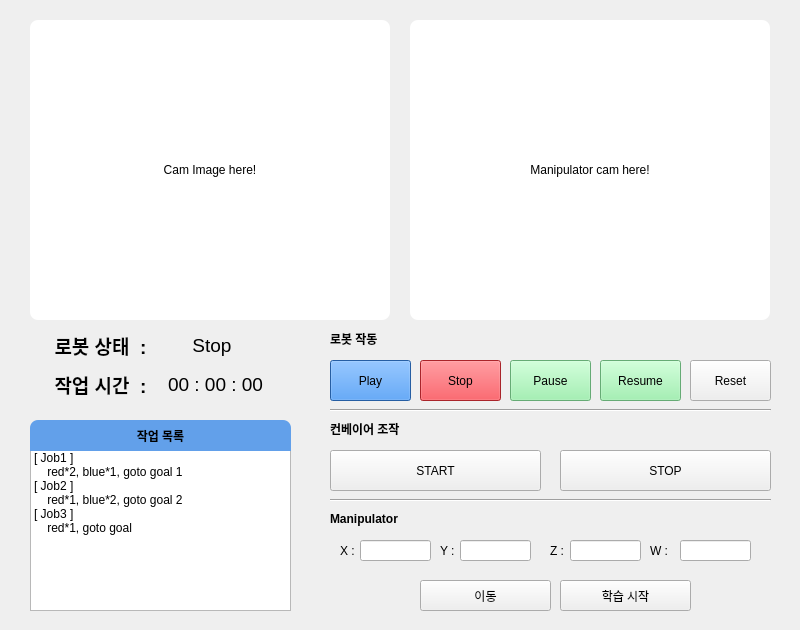
Before: the Qt Designer form teamB-1_ws/src/camera_publish/camera_publish/main_gui.ui in jungmineeee/AMR-3, drawn with Qt 5.
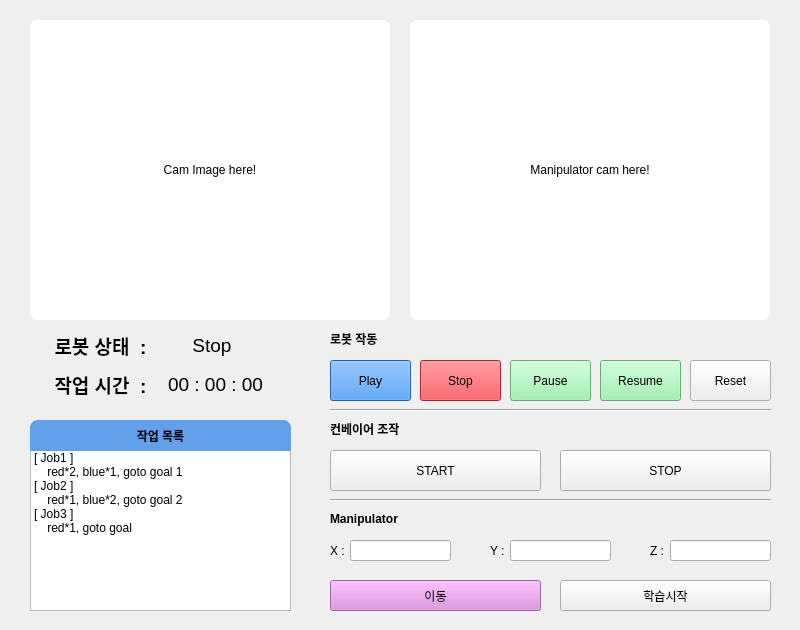
After: the same form once the commit is applied.

Patch:
```diff
--- a/teamB-1_ws/src/camera_publish/camera_publish/main_gui.ui
+++ b/teamB-1_ws/src/camera_publish/camera_publish/main_gui.ui
@@ -284,7 +284,7 @@
    <widget class="QLabel" name="x_label">
     <property name="geometry">
      <rect>
-      <x>340</x>
+      <x>330</x>
       <y>540</y>
       <width>21</width>
       <height>21</height>
@@ -297,27 +297,36 @@
    <widget class="QLineEdit" name="x_input">
     <property name="geometry">
      <rect>
-      <x>360</x>
+      <x>350</x>
       <y>540</y>
-      <width>71</width>
+      <width>101</width>
       <height>21</height>
      </rect>
     </property>
+    <property name="styleSheet">
+     <string notr="true"/>
+    </property>
+    <property name="alignment">
+     <set>Qt::AlignCenter</set>
+    </property>
    </widget>
    <widget class="QLineEdit" name="y_input">
     <property name="geometry">
      <rect>
-      <x>460</x>
+      <x>510</x>
       <y>540</y>
-      <width>71</width>
+      <width>101</width>
       <height>21</height>
      </rect>
     </property>
+    <property name="alignment">
+     <set>Qt::AlignCenter</set>
+    </property>
    </widget>
    <widget class="QLabel" name="y_label">
     <property name="geometry">
      <rect>
-      <x>440</x>
+      <x>490</x>
       <y>540</y>
       <width>21</width>
       <height>21</height>
@@ -330,39 +339,19 @@
    <widget class="QLineEdit" name="z_input">
     <property name="geometry">
      <rect>
-      <x>570</x>
+      <x>670</x>
       <y>540</y>
-      <width>71</width>
+      <width>101</width>
       <height>21</height>
      </rect>
     </property>
+    <property name="alignment">
+     <set>Qt::AlignCenter</set>
+    </property>
    </widget>
    <widget class="QLabel" name="z_label">
     <property name="geometry">
      <rect>
-      <x>550</x>
-      <y>540</y>
-      <width>21</width>
-      <height>21</height>
-     </rect>
-    </property>
-    <property name="text">
-     <string>Z :</string>
-    </property>
-   </widget>
-   <widget class="QLineEdit" name="w_input">
-    <property name="geometry">
-     <rect>
-      <x>680</x>
-      <y>540</y>
-      <width>71</width>
-      <height>21</height>
-     </rect>
-    </property>
-   </widget>
-   <widget class="QLabel" name="w_label">
-    <property name="geometry">
-     <rect>
       <x>650</x>
       <y>540</y>
       <width>21</width>
@@ -370,35 +359,25 @@
      </rect>
     </property>
     <property name="text">
-     <string>W :</string>
+     <string>Z :</string>
     </property>
    </widget>
    <widget class="QPushButton" name="manipulator_run">
     <property name="geometry">
      <rect>
-      <x>420</x>
+      <x>330</x>
       <y>580</y>
-      <width>131</width>
+      <width>211</width>
       <height>31</height>
      </rect>
     </property>
+    <property name="styleSheet">
+     <string notr="true">background-color: rgb(220, 138, 221);</string>
+    </property>
     <property name="text">
      <string>이동</string>
     </property>
    </widget>
-   <widget class="QPushButton" name="study_btn">
-    <property name="geometry">
-     <rect>
-      <x>560</x>
-      <y>580</y>
-      <width>131</width>
-      <height>31</height>
-     </rect>
-    </property>
-    <property name="text">
-     <string>학습 시작</string>
-    </property>
-   </widget>
    <widget class="Line" name="line">
     <property name="geometry">
      <rect>
@@ -529,6 +508,19 @@
      <set>Qt::AlignCenter</set>
     </property>
    </widget>
+   <widget class="QPushButton" name="stydy_btn">
+    <property name="geometry">
+     <rect>
+      <x>560</x>
+      <y>580</y>
+      <width>211</width>
+      <height>31</height>
+     </rect>
+    </property>
+    <property name="text">
+     <string>학습시작</string>
+    </property>
+   </widget>
   </widget>
  </widget>
  <resources/>
```
